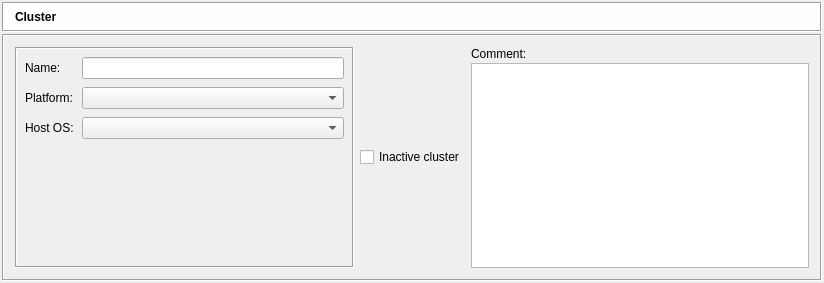
Before: the Qt Designer form src/gui/clusterdialog_q.ui in fwbuilder/fwbuilder, drawn with Qt 5.
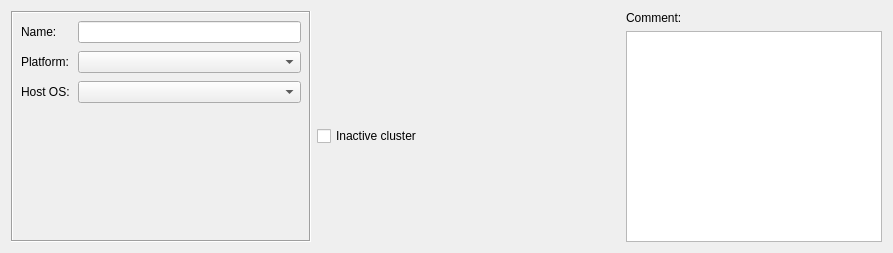
After: the same form once the commit is applied. Icons and pictures are not drawn.

Commit message: fixes #491, #501 dialog layout fixes to make them look more consistent, using widget promotion feature in Designer to build stack of editor dialogs in the bottom panel of the main window instead of building them at run time

```diff
--- a/src/gui/clusterdialog_q.ui
+++ b/src/gui/clusterdialog_q.ui
@@ -8,8 +8,8 @@
    <rect>
     <x>0</x>
     <y>0</y>
-    <width>824</width>
-    <height>283</height>
+    <width>893</width>
+    <height>253</height>
    </rect>
   </property>
   <property name="sizePolicy" >
@@ -21,164 +21,39 @@
   <property name="windowTitle" >
    <string>Cluster</string>
   </property>
-  <layout class="QHBoxLayout" >
-   <property name="spacing" >
-    <number>2</number>
-   </property>
+  <layout class="QGridLayout" name="gridLayout" >
    <property name="margin" >
-    <number>2</number>
+    <number>0</number>
    </property>
-   <item>
-    <layout class="QVBoxLayout" >
-     <property name="spacing" >
-      <number>2</number>
-     </property>
-     <item>
-      <widget class="QFrame" name="frame3" >
-       <property name="sizePolicy" >
-        <sizepolicy vsizetype="Fixed" hsizetype="Preferred" >
-         <horstretch>0</horstretch>
-         <verstretch>0</verstretch>
-        </sizepolicy>
-       </property>
-       <property name="minimumSize" >
-        <size>
-         <width>16</width>
-         <height>30</height>
-        </size>
-       </property>
-       <property name="palette" >
-        <palette>
-         <active>
-          <colorrole role="Base" >
-           <brush brushstyle="SolidPattern" >
-            <color alpha="255" >
-             <red>255</red>
-             <green>255</green>
-             <blue>255</blue>
-            </color>
-           </brush>
-          </colorrole>
-          <colorrole role="Window" >
-           <brush brushstyle="SolidPattern" >
-            <color alpha="255" >
-             <red>255</red>
-             <green>254</green>
-             <blue>253</blue>
-            </color>
-           </brush>
-          </colorrole>
-         </active>
-         <inactive>
-          <colorrole role="Base" >
-           <brush brushstyle="SolidPattern" >
-            <color alpha="255" >
-             <red>255</red>
-             <green>255</green>
-             <blue>255</blue>
-            </color>
-           </brush>
-          </colorrole>
-          <colorrole role="Window" >
-           <brush brushstyle="SolidPattern" >
-            <color alpha="255" >
-             <red>255</red>
-             <green>254</green>
-             <blue>253</blue>
-            </color>
-           </brush>
-          </colorrole>
-         </inactive>
-         <disabled>
-          <colorrole role="Base" >
-           <brush brushstyle="SolidPattern" >
-            <color alpha="255" >
-             <red>255</red>
-             <green>254</green>
-             <blue>253</blue>
-            </color>
-           </brush>
-          </colorrole>
-          <colorrole role="Window" >
-           <brush brushstyle="SolidPattern" >
-            <color alpha="255" >
-             <red>255</red>
-             <green>254</green>
-             <blue>253</blue>
-            </color>
-           </brush>
-          </colorrole>
-         </disabled>
-        </palette>
-       </property>
-       <property name="autoFillBackground" >
-        <bool>true</bool>
-       </property>
-       <property name="frameShape" >
-        <enum>QFrame::Box</enum>
-       </property>
-       <property name="frameShadow" >
-        <enum>QFrame::Sunken</enum>
-       </property>
-       <layout class="QGridLayout" >
-        <property name="margin" >
-         <number>2</number>
-        </property>
-        <property name="spacing" >
-         <number>2</number>
-        </property>
-        <item row="0" column="2" >
-         <widget class="QLabel" name="editorTitle" >
-          <property name="font" >
-           <font>
-            <weight>75</weight>
-            <bold>true</bold>
-           </font>
-          </property>
-          <property name="text" >
-           <string>Cluster</string>
-          </property>
-          <property name="wordWrap" >
-           <bool>false</bool>
-          </property>
-         </widget>
-        </item>
-        <item row="0" column="1" >
-         <widget class="QLabel" name="label" >
-          <property name="sizePolicy" >
-           <sizepolicy vsizetype="Preferred" hsizetype="Maximum" >
-            <horstretch>0</horstretch>
-            <verstretch>0</verstretch>
-           </sizepolicy>
-          </property>
-          <property name="text" >
-           <string/>
-          </property>
-          <property name="pixmap" >
-           <pixmap resource="MainRes.qrc" >:/Icons/Cluster/icon</pixmap>
-          </property>
-         </widget>
-        </item>
-       </layout>
-      </widget>
-     </item>
-     <item>
+   <item row="0" column="0" >
       <widget class="QFrame" name="frame20" >
        <property name="frameShape" >
-        <enum>QFrame::Box</enum>
+      <enum>QFrame::NoFrame</enum>
        </property>
        <property name="frameShadow" >
         <enum>QFrame::Sunken</enum>
        </property>
-       <layout class="QGridLayout" >
-        <item row="0" column="0" >
+     <layout class="QGridLayout" name="gridLayout_2" >
+      <item rowspan="2" row="0" column="0" >
          <widget class="QFrame" name="frame7_2" >
           <property name="sizePolicy" >
-           <sizepolicy vsizetype="Preferred" hsizetype="Preferred" >
+         <sizepolicy vsizetype="Preferred" hsizetype="Fixed" >
             <horstretch>0</horstretch>
             <verstretch>0</verstretch>
            </sizepolicy>
           </property>
+        <property name="minimumSize" >
+         <size>
+          <width>300</width>
+          <height>0</height>
+         </size>
+        </property>
+        <property name="maximumSize" >
+         <size>
+          <width>300</width>
+          <height>16777215</height>
+         </size>
+        </property>
           <property name="frameShape" >
            <enum>QFrame::Box</enum>
           </property>
@@ -320,7 +195,23 @@
           </layout>
          </widget>
         </item>
-        <item row="0" column="1" >
+      <item row="0" column="2" >
+       <widget class="QLabel" name="textLabel2" >
+        <property name="sizePolicy" >
+         <sizepolicy vsizetype="Fixed" hsizetype="Preferred" >
+          <horstretch>0</horstretch>
+          <verstretch>0</verstretch>
+         </sizepolicy>
+        </property>
+        <property name="text" >
+         <string>Comment:</string>
+        </property>
+        <property name="wordWrap" >
+         <bool>false</bool>
+        </property>
+       </widget>
+      </item>
+      <item row="1" column="1" >
          <widget class="QCheckBox" name="inactive" >
           <property name="sizePolicy" >
            <sizepolicy vsizetype="Fixed" hsizetype="Minimum" >
@@ -336,36 +227,21 @@
           </property>
          </widget>
         </item>
-        <item row="0" column="2" >
-         <layout class="QVBoxLayout" >
-          <property name="spacing" >
-           <number>2</number>
-          </property>
-          <item>
-           <widget class="QLabel" name="textLabel2" >
-            <property name="sizePolicy" >
-             <sizepolicy vsizetype="Fixed" hsizetype="Preferred" >
-              <horstretch>0</horstretch>
-              <verstretch>0</verstretch>
-             </sizepolicy>
-            </property>
-            <property name="text" >
-             <string>Comment:</string>
-            </property>
-            <property name="wordWrap" >
-             <bool>false</bool>
-            </property>
-           </widget>
-          </item>
-          <item>
+      <item row="1" column="2" >
            <widget class="QTextEdit" name="comment" >
             <property name="sizePolicy" >
-             <sizepolicy vsizetype="MinimumExpanding" hsizetype="Expanding" >
+         <sizepolicy vsizetype="Expanding" hsizetype="Fixed" >
               <horstretch>0</horstretch>
               <verstretch>0</verstretch>
              </sizepolicy>
             </property>
             <property name="minimumSize" >
+         <size>
+          <width>200</width>
+          <height>100</height>
+         </size>
+        </property>
+        <property name="baseSize" >
              <size>
               <width>0</width>
               <height>0</height>
@@ -377,11 +253,7 @@
            </widget>
           </item>
          </layout>
-        </item>
-       </layout>
-      </widget>
-     </item>
-    </layout>
+    </widget>
    </item>
   </layout>
  </widget>
```
Lines whose indentation alone changed are shown as unchanged. The commit also changes 49 other files.
